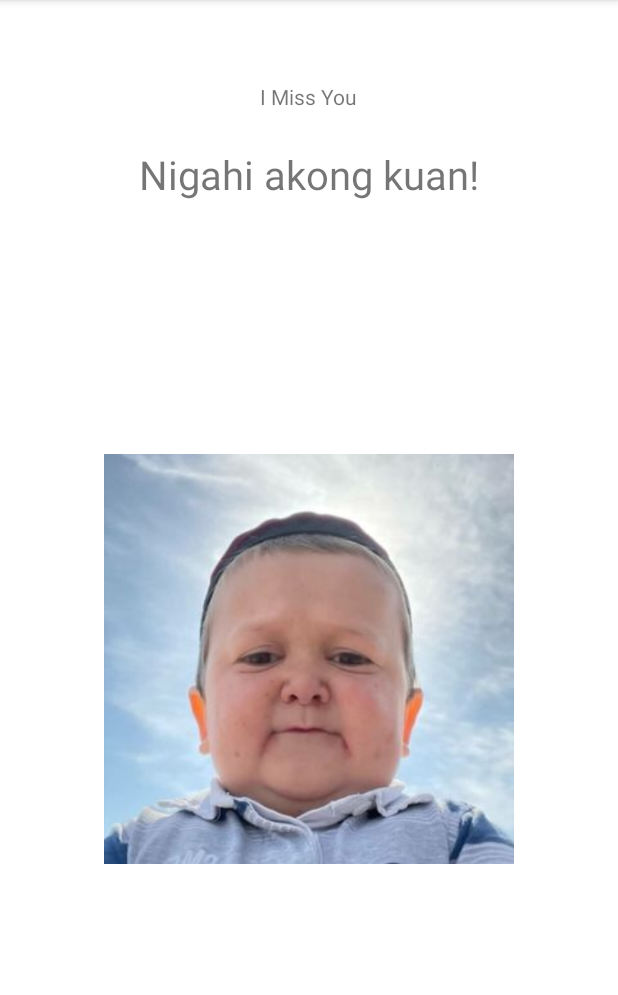
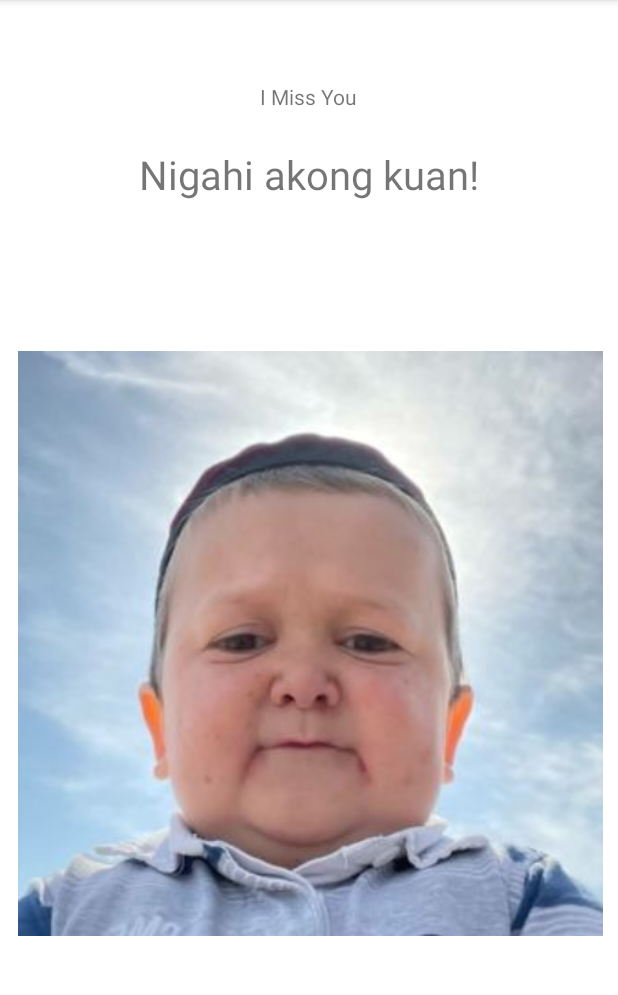
Before and after one commit to PocariNoSweat/Lim_MyFirstApp, an Android app: the screen it shows after launch (MainActivity), on a phone screen of 412 x 824 dp, the part 84-1079 px from its top. Run offline under Robolectric (Android 15) with nearby library versions, the phone set to English and light mode, and no system bars.

Commit message:
gi center nako si hasbullah

```diff
--- a/app/src/main/res/layout/activity_main.xml
+++ b/app/src/main/res/layout/activity_main.xml
@@ -30,9 +30,9 @@
 
     <ImageView
         android:id="@+id/imageView"
-        android:layout_width="349dp"
-        android:layout_height="273dp"
-        android:layout_marginBottom="192dp"
+        android:layout_width="455dp"
+        android:layout_height="390dp"
+        android:layout_marginBottom="144dp"
         app:layout_constraintBottom_toBottomOf="parent"
         app:layout_constraintEnd_toEndOf="parent"
         app:layout_constraintStart_toStartOf="parent"
```
